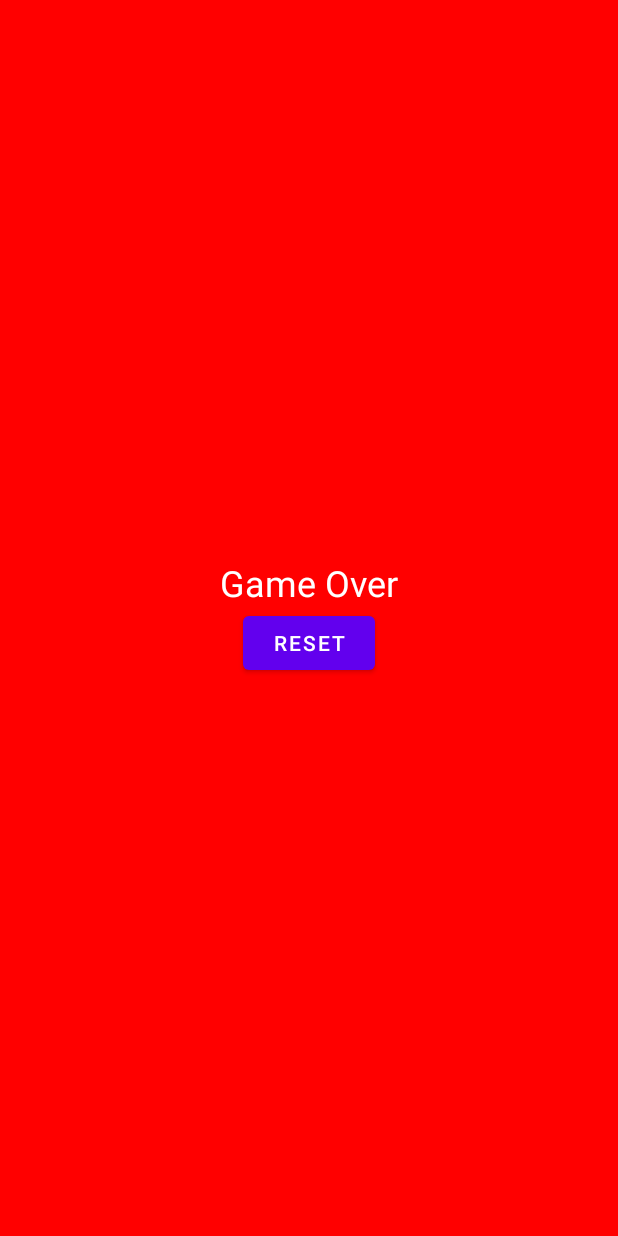
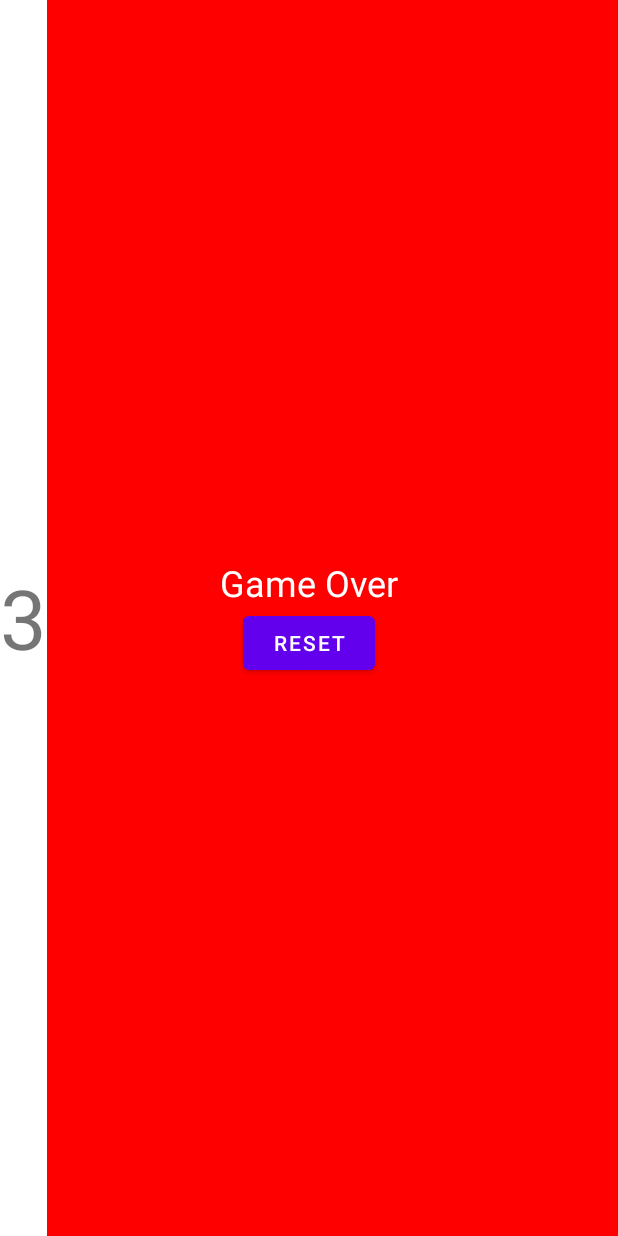
Before and after one commit to NoahBlattner/blatnoa_SnakeGame, an Android app: the layout activity_snake.xml on its own in the app's theme, with its tools: preview values and no code run, on a phone screen of 412 x 824 dp. Run offline under Robolectric (Android 15) with nearby library versions, the phone set to English and light mode, and no system bars.

Commit message:
Ajout d'un score

```diff
--- a/app/src/main/res/layout/activity_snake.xml
+++ b/app/src/main/res/layout/activity_snake.xml
@@ -34,11 +34,24 @@
 
     </LinearLayout>
 
+    <TextView
+        android:id="@+id/scoreText"
+        android:layout_width="wrap_content"
+        android:layout_height="match_parent"
+        app:layout_constraintStart_toStartOf="parent"
+        app:layout_constraintEnd_toStartOf="@id/cellGrid"
+        android:gravity="center"
+        android:background="@color/white"
+        android:text="3"
+        android:textSize="55dp"/>
+
     <GridLayout
         android:id="@+id/cellGrid"
-        android:layout_width="match_parent"
+        android:layout_width="0dp"
         android:layout_height="match_parent"
         android:translationZ="5dp"
+        app:layout_constraintStart_toEndOf="@id/scoreText"
+        app:layout_constraintEnd_toEndOf="parent"
         >
     </GridLayout>
 
```
Also changed, not shown: app/src/main/java/com/divtec/blatnoa/snakegame/Snake/Snake.java (+9 -3 lines), app/src/main/java/com/divtec/blatnoa/snakegame/SnakeActivity.java (+17 -2 lines).
